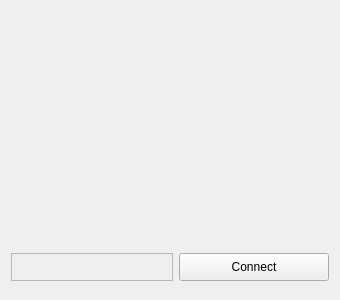
This is dialog.ui in mannyz/magic-lamp as Qt 5 draws it before an edit. The edited form follows.
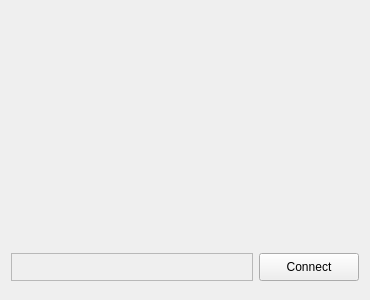
This is the edited form. Custom widgets are drawn as their Qt base class.

Commit message: [General] fixed bug for compiling under Linux

The edit to the form file:
```diff
--- a/dialog.ui
+++ b/dialog.ui
@@ -6,7 +6,7 @@
    <rect>
     <x>0</x>
     <y>0</y>
-    <width>340</width>
+    <width>370</width>
     <height>300</height>
    </rect>
   </property>
@@ -18,13 +18,13 @@
   </property>
   <property name="minimumSize">
    <size>
-    <width>340</width>
+    <width>370</width>
     <height>300</height>
    </size>
   </property>
   <property name="maximumSize">
    <size>
-    <width>340</width>
+    <width>370</width>
     <height>300</height>
    </size>
   </property>
@@ -79,7 +79,7 @@
      <item>
       <widget class="QPushButton" name="connectBtn">
        <property name="sizePolicy">
-        <sizepolicy hsizetype="Preferred" vsizetype="Fixed">
+        <sizepolicy hsizetype="Fixed" vsizetype="Fixed">
          <horstretch>0</horstretch>
          <verstretch>0</verstretch>
         </sizepolicy>
@@ -92,7 +92,7 @@
        </property>
        <property name="maximumSize">
         <size>
-         <width>150</width>
+         <width>100</width>
          <height>28</height>
         </size>
        </property>
```
The commit also changes 1 other file.
